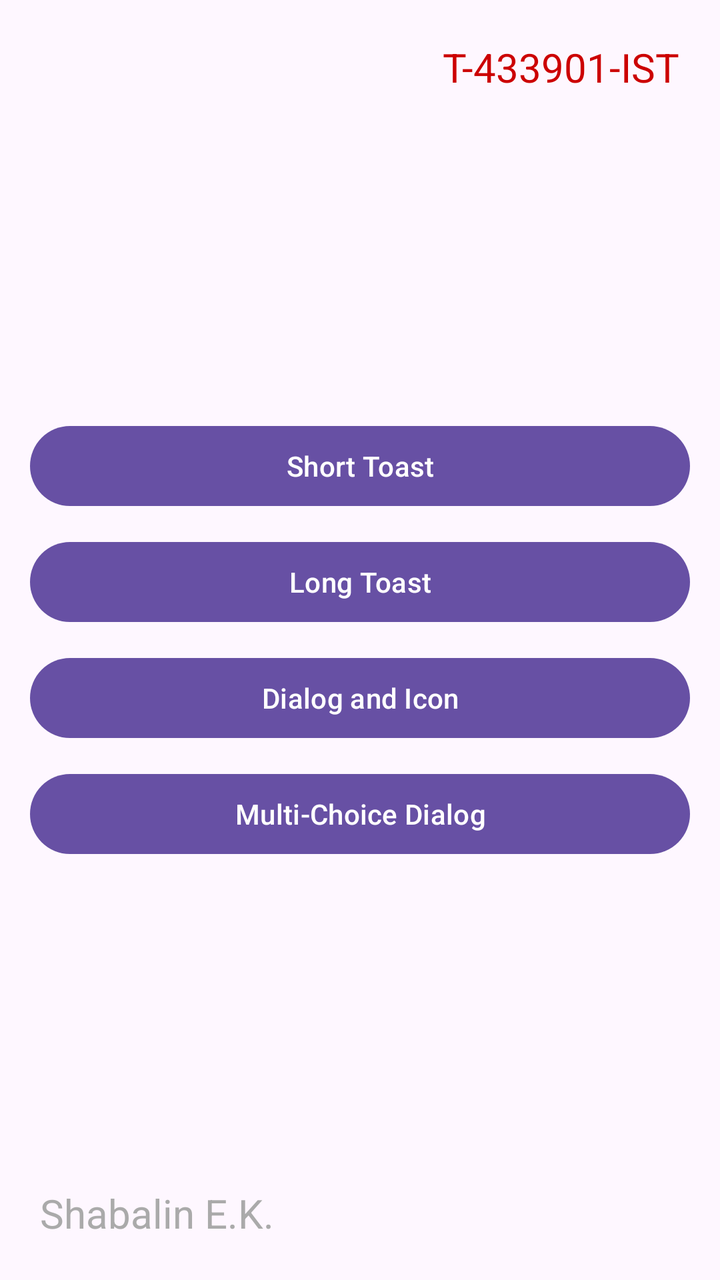
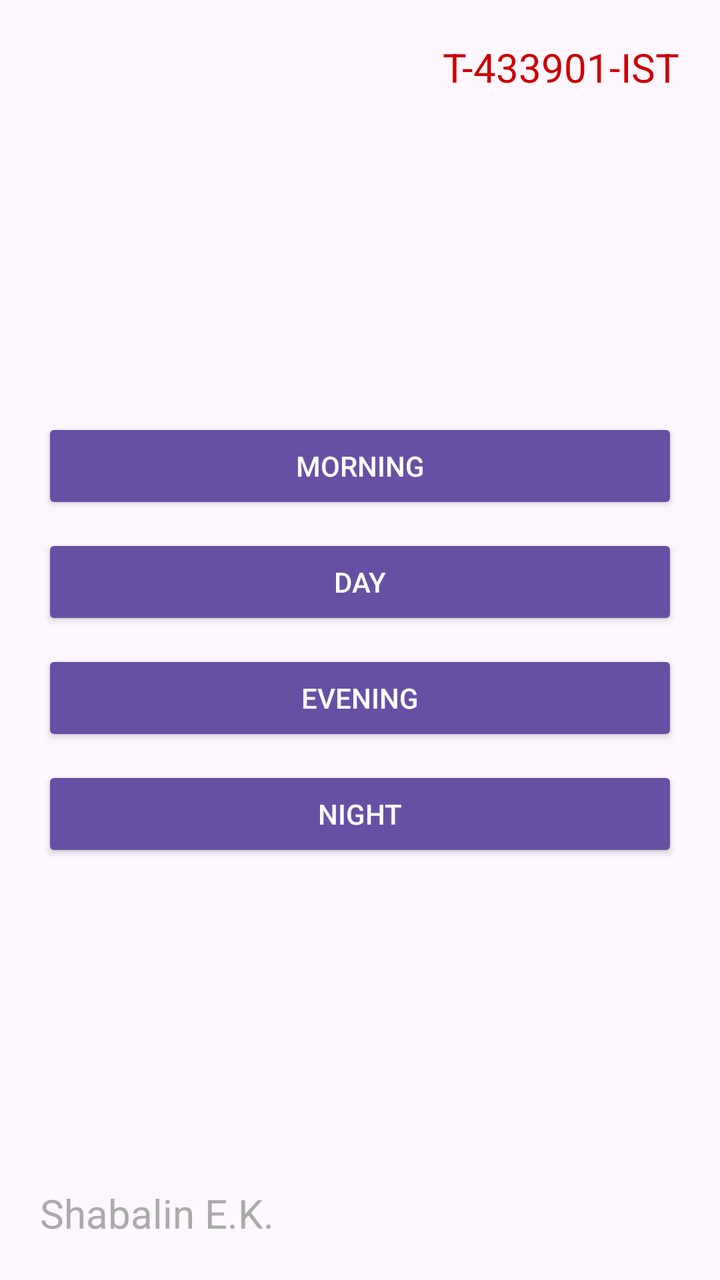

Screens rendered from an Android XML layout before and after an edit, with the pre-edit source and the edit as a unified diff.
<!-- AndroidManifest.xml: application theme Theme.Taskappandroid -->
<!-- res/layout/activity_main.xml -->
<?xml version="1.0" encoding="utf-8"?>
<androidx.constraintlayout.widget.ConstraintLayout xmlns:android="http://schemas.android.com/apk/res/android"
    xmlns:app="http://schemas.android.com/apk/res-auto"
    xmlns:tools="http://schemas.android.com/tools"
    android:id="@+id/main"
    android:layout_width="match_parent"
    android:layout_height="match_parent"
    tools:context=".MainActivity">

    <TextView
        android:id="@+id/textView1"
        android:layout_width="wrap_content"
        android:layout_height="wrap_content"
        android:layout_marginStart="20dp"
        android:layout_marginBottom="20dp"
        android:text="Shabalin E.K."
        android:textColor="@android:color/darker_gray"
        android:textSize="20sp"
        app:layout_constraintBottom_toBottomOf="parent"
        app:layout_constraintStart_toStartOf="parent" />

    <TextView
        android:id="@+id/textView2"
        android:layout_width="wrap_content"
        android:layout_height="wrap_content"
        android:layout_marginTop="20dp"
        android:layout_marginEnd="20dp"
        android:text="T-433901-IST"
        android:textColor="@android:color/holo_red_dark"
        android:textSize="20sp"
        app:layout_constraintEnd_toEndOf="parent"
        app:layout_constraintTop_toTopOf="parent" />

    <LinearLayout
        android:id="@+id/buttons"
        android:layout_width="0dp"
        android:layout_height="0dp"
        android:layout_marginStart="10dp"
        android:layout_marginTop="5dp"
        android:layout_marginEnd="10dp"
        android:layout_marginBottom="5dp"
        android:gravity="center"
        android:orientation="vertical"
        app:layout_constraintBottom_toTopOf="@+id/textView1"
        app:layout_constraintEnd_toEndOf="parent"
        app:layout_constraintStart_toStartOf="parent"
        app:layout_constraintTop_toBottomOf="@+id/textView2">

        <Button
            android:id="@+id/button1"
            android:layout_width="match_parent"
            android:layout_height="wrap_content"
            android:layout_margin="5dp"
            android:text="Short Toast" />

        <Button
            android:id="@+id/button2"
            android:layout_width="match_parent"
            android:layout_height="wrap_content"
            android:layout_margin="5dp"
            android:text="Long Toast" />

        <Button
            android:id="@+id/button3"
            android:layout_width="match_parent"
            android:layout_height="wrap_content"
            android:layout_margin="5dp"
            android:text="Dialog and Icon" />

        <Button
            android:id="@+id/button4"
            android:layout_width="match_parent"
            android:layout_height="wrap_content"
            android:layout_margin="5dp"
            android:text="Multi-Choice Dialog" />
    </LinearLayout>

    

    

</androidx.constraintlayout.widget.ConstraintLayout>
<!-- resources referenced by this layout -->
<resources>
  <style name="Theme.Taskappandroid" parent="Base.Theme.Taskappandroid" />
  <style name="Base.Theme.Taskappandroid" parent="Theme.Material3.DayNight.NoActionBar">
          
          
      </style>
</resources>

<!-- the commit's change to res/layout/activity_main.xml (unified diff, before → after) -->
@@ -35,11 +35,11 @@
         android:id="@+id/buttons"
         android:layout_width="0dp"
         android:layout_height="0dp"
-        android:layout_marginStart="10dp"
-        android:layout_marginTop="5dp"
-        android:layout_marginEnd="10dp"
-        android:layout_marginBottom="5dp"
-        android:gravity="center"
+        android:layout_marginStart="16dp"
+        android:layout_marginTop="16dp"
+        android:layout_marginEnd="16dp"
+        android:layout_marginBottom="16dp"
+        android:gravity="center_vertical"
         android:orientation="vertical"
         app:layout_constraintBottom_toTopOf="@+id/textView1"
         app:layout_constraintEnd_toEndOf="parent"
@@ -47,32 +47,40 @@
         app:layout_constraintTop_toBottomOf="@+id/textView2">
 
         <Button
-            android:id="@+id/button1"
+            android:id="@+id/buttonMorning"
+            style="@style/Widget.AppCompat.Button"
             android:layout_width="match_parent"
             android:layout_height="wrap_content"
             android:layout_margin="5dp"
-            android:text="Short Toast" />
+            android:text="Morning"
+            android:onClick="onClickMorning" />
 
         <Button
-            android:id="@+id/button2"
+            android:id="@+id/buttonDay"
+            style="@style/Widget.AppCompat.Button"
             android:layout_width="match_parent"
             android:layout_height="wrap_content"
             android:layout_margin="5dp"
-            android:text="Long Toast" />
+            android:text="Day"
+            android:onClick="onClickDay" />
 
         <Button
-            android:id="@+id/button3"
+            android:id="@+id/buttonEvening"
+            style="@style/Widget.AppCompat.Button"
             android:layout_width="match_parent"
             android:layout_height="wrap_content"
             android:layout_margin="5dp"
-            android:text="Dialog and Icon" />
+            android:text="Evening"
+            android:onClick="onClickEvening" />
 
         <Button
-            android:id="@+id/button4"
+            android:id="@+id/buttonNight"
+            style="@style/Widget.AppCompat.Button"
             android:layout_width="match_parent"
             android:layout_height="wrap_content"
             android:layout_margin="5dp"
-            android:text="Multi-Choice Dialog" />
+            android:text="Night"
+            android:onClick="onClickNight" />
     </LinearLayout>
 
     
